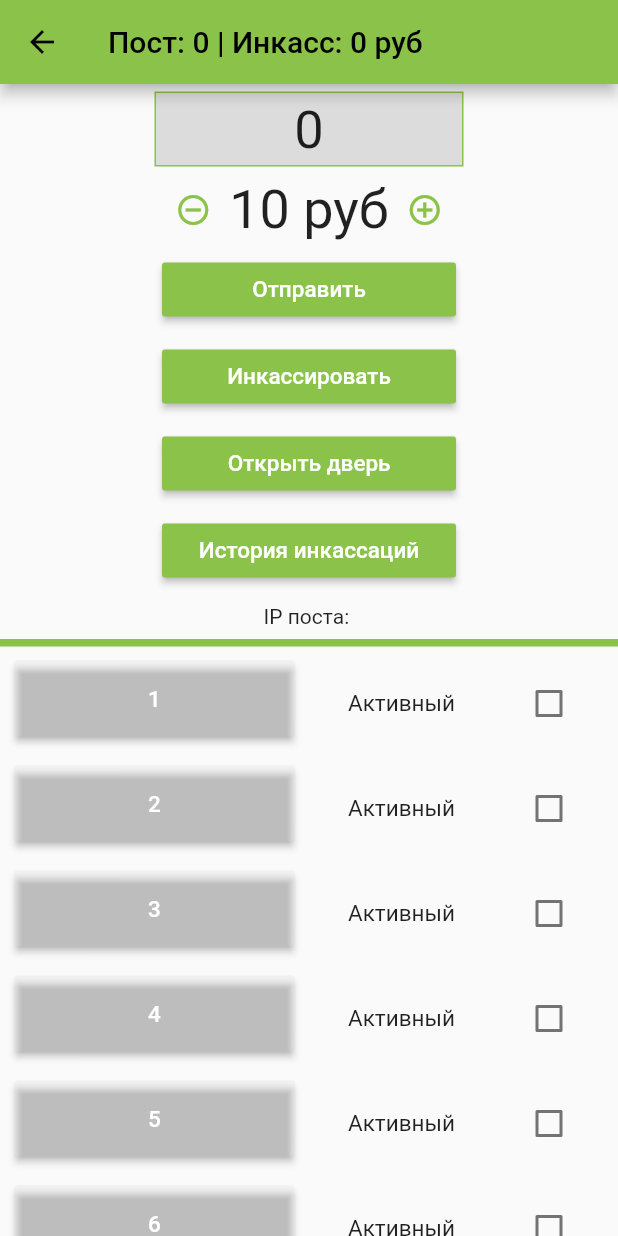
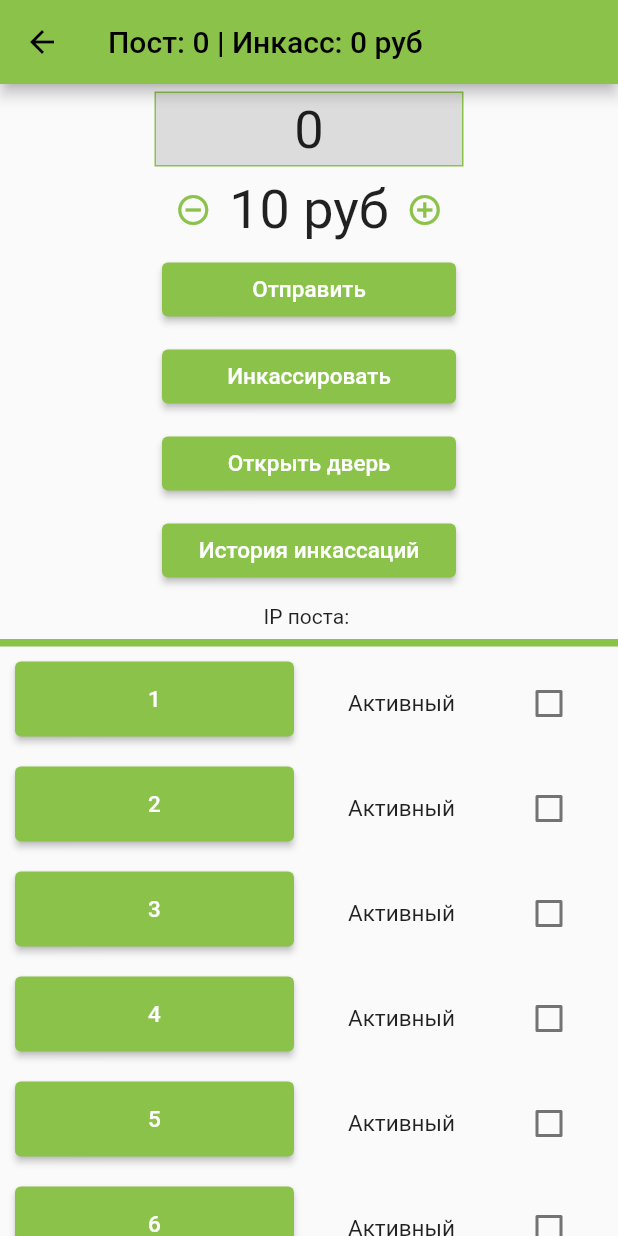
Before and after one commit to OpenRbt/mobile-wash-control, a Flutter app: the EditPostMenu screen opened directly with empty values, after a tap on "Открыть дверь", on a phone screen of 412 x 824 dp. Run offline on Flutter 3.47's test engine with Material 2 defaults, Android fonts, the phone set to English and light mode, and no system bars; our stand-ins replace package_info_plus, shared_preferences; missing offline and left inert: dart:ffi, wifi; accounts and stored records are empty; network calls fail.

Commit message:
Edit Snackbar

```diff
--- a/lib/CommonElements.dart
+++ b/lib/CommonElements.dart
@@ -69,17 +69,23 @@ Widget prepareDrawer(BuildContext context, Pages selectedPage, SessionData sessi
                                   content: Text("Выйти из приложения?"),
                                   actionsPadding: EdgeInsets.all(10),
                                   actions: [
-                                    RaisedButton(
+                                    ElevatedButton(
                                       onPressed: () {
                                         exit(0);
                                       },
                                       child: Text("Да"),
                                     ),
-                                    RaisedButton(
-                                      color: Colors.lightGreen,
-                                      textColor: Colors.white,
-                                      disabledColor: Colors.grey,
-                                      disabledTextColor: Colors.black,
+                                    ElevatedButton(
+                                      style: ButtonStyle(
+                                          backgroundColor: MaterialStateProperty.resolveWith((states) {
+                                            if (states.contains(MaterialState.disabled)) { return Colors.grey; }
+                                            return Colors.lightGreen;
+                                          }),
+                                          foregroundColor: MaterialStateProperty.resolveWith((states) {
+                                            if (states.contains(MaterialState.disabled)) { return Colors.black; }
+                                            return Colors.white;
+                                          }),
+                                      ),
                                       onPressed: () {
                                         Navigator.pop(context);
                                       },
@@ -182,7 +188,7 @@ class ValueWrapper {
   ValueWrapper(this.value);
 }
 
-void showInfoSnackBar(GlobalKey<ScaffoldState> scaffoldKey, ValueWrapper isSnackBarActive, String text, Color color) async {
+void showInfoSnackBar(BuildContext context, GlobalKey<ScaffoldState> scaffoldKey, ValueWrapper isSnackBarActive, String text, Color color) async {
   if (isSnackBarActive.value) {
     return;
   }
@@ -193,9 +199,7 @@ void showInfoSnackBar(GlobalKey<ScaffoldState> scaffoldKey, ValueWrapper isSnack
     if (scaffoldKey.currentState == null) return;
   }
   isSnackBarActive.value = true;
-  scaffoldKey.currentState
-  //TODO: refactor showSnackbar
-      .showSnackBar(
+  ScaffoldMessenger.of(context).showSnackBar(
     SnackBar(
       content: Text(
         text ?? ('Успешно выполнено'),
@@ -204,9 +208,7 @@ void showInfoSnackBar(GlobalKey<ScaffoldState> scaffoldKey, ValueWrapper isSnack
       backgroundColor: color ?? Colors.grey,
       duration: Duration(seconds: 2),
     ),
-      )
-      .closed
-      .then((SnackBarClosedReason reason) {
+  ).closed.then((SnackBarClosedReason reason) {
     isSnackBarActive.value = false;
   }).timeout(Duration(seconds: 4), onTimeout: () {
     isSnackBarActive.value = false;
--- a/lib/mobile/AccountsMenu.dart
+++ b/lib/mobile/AccountsMenu.dart
@@ -47,7 +47,7 @@ class _AccountsMenuState extends State<AccountsMenu> {
       setState(() {});
     } catch (e) {
       print("Exception when calling DefaultApi->/users: $e\n");
-      showInfoSnackBar(_scaffoldKey, _isSnackBarActive, "Произошла ошибка при запросе к api", Colors.red);
+      showInfoSnackBar(context, _scaffoldKey, _isSnackBarActive, "Произошла ошибка при запросе к api", Colors.red);
     }
   }
 
--- a/lib/mobile/AuthPage.dart
+++ b/lib/mobile/AuthPage.dart
@@ -52,11 +52,11 @@ class _AuthPageState extends State<AuthPage> {
       _loadPage();
     } on ApiException catch (e) {
       if (e.code == 401) {
-        showInfoSnackBar(_scaffoldKey, _isSnackBarActive, "Неверные данные", Colors.red);
+        showInfoSnackBar(context, _scaffoldKey, _isSnackBarActive, "Неверные данные", Colors.red);
       }
     } catch (e) {
       if (!(e is ApiException)) {
-        showInfoSnackBar(_scaffoldKey, _isSnackBarActive, "Невозможно авторизоваться", Colors.red);
+        showInfoSnackBar(context, _scaffoldKey, _isSnackBarActive, "Невозможно авторизоваться", Colors.red);
       }
       print("Exception when calling DefaultApi->/user: $e\n");
     }
--- a/lib/mobile/IncassationHistory.dart
+++ b/lib/mobile/IncassationHistory.dart
@@ -58,7 +58,7 @@ class _IncassationHistoryState extends State<IncassationHistory> {
     } on ApiException catch (e) {
       if (e.code != 404) {
         print("Exception when calling DefaultApi->/station-collection-report-dates: $e\n");
-        showInfoSnackBar(_scaffoldKey, _isSnackBarActive, "Произошла ошибка при запросе к api", Colors.red);
+        showInfoSnackBar(context, _scaffoldKey, _isSnackBarActive, "Произошла ошибка при запросе к api", Colors.red);
       } else {}
     } catch (e) {
       if (!(e is ApiException)) {
--- a/lib/mobile/MotorMenu.dart
+++ b/lib/mobile/MotorMenu.dart
@@ -78,7 +78,7 @@ class _MotorMenuState extends State<MotorMenu> {
     } on ApiException catch (e) {
       if (e.code != 404) {
         print("Exception when calling DefaultApi->/station-report-dates: $e\n");
-        showInfoSnackBar(_scaffoldKey, _isSnackBarActive, "Произошла ошибка при запросе к api", Colors.red);
+        showInfoSnackBar(context, _scaffoldKey, _isSnackBarActive, "Произошла ошибка при запросе к api", Colors.red);
       } else {}
     } catch (e) {
       if (!(e is ApiException)) {
--- a/lib/mobile/PostMenuEdit.dart
+++ b/lib/mobile/PostMenuEdit.dart
@@ -90,7 +90,7 @@ class _EditPostMenuState extends State<EditPostMenu> with RouteAware {
       _unpackNames();
     } catch (e) {
       print("Exception when calling DefaultApi->/station-button: $e\n");
-      showInfoSnackBar(_scaffoldKey, _isSnackBarActive, "Произошла ошибка при запросе к api", Colors.red);
+      showInfoSnackBar(context, _scaffoldKey, _isSnackBarActive, "Произошла ошибка при запросе к api", Colors.red);
     }
   }
 
@@ -123,7 +123,7 @@ class _EditPostMenuState extends State<EditPostMenu> with RouteAware {
     } on ApiException catch (e) {
       if (e.code != 404) {
         print("Exception when calling DefaultApi->/station-report-current-money: $e\n");
-        showInfoSnackBar(_scaffoldKey, _isSnackBarActive, "Произошла ошибка при запросе к api", Colors.red);
+        showInfoSnackBar(context, _scaffoldKey, _isSnackBarActive, "Произошла ошибка при запросе к api", Colors.red);
       }
     } catch (e) {
       if (!(e is ApiException)) {
@@ -173,7 +173,7 @@ class _EditPostMenuState extends State<EditPostMenu> with RouteAware {
       var res = await postMenuArgs.sessionData.client.addServiceAmount(args);
     } catch (e) {
       print("Exception when calling DefaultApi->/add-service-amount: $e\n");
-      showInfoSnackBar(_scaffoldKey, _isSnackBarActive, "Произошла ошибка при запросе к api", Colors.red);
+      showInfoSnackBar(context, _scaffoldKey, _isSnackBarActive, "Произошла ошибка при запросе к api", Colors.red);
     }
   }
 
@@ -193,7 +193,7 @@ class _EditPostMenuState extends State<EditPostMenu> with RouteAware {
         });
       } catch (e) {
         print("Exception when calling DefaultApi->runProgram in EditPostMenu: $e\n");
-        showInfoSnackBar(_scaffoldKey, _isSnackBarActive, "Произошла ошибка при запросе к api", Colors.red);
+        showInfoSnackBar(context, _scaffoldKey, _isSnackBarActive, "Произошла ошибка при запросе к api", Colors.red);
       }
     } else {
       try {
@@ -209,7 +209,7 @@ class _EditPostMenuState extends State<EditPostMenu> with RouteAware {
         });
       } catch (e) {
         print("Exception when calling DefaultApi->runProgram in EditPostMenu: $e\n");
-        showInfoSnackBar(_scaffoldKey, _isSnackBarActive, "Произошла ошибка при запросе к api", Colors.red);
+        showInfoSnackBar(context, _scaffoldKey, _isSnackBarActive, "Произошла ошибка при запросе к api", Colors.red);
       }
     }
   }
@@ -340,13 +340,18 @@ class _EditPostMenuState extends State<EditPostMenu> with RouteAware {
         Container(
           padding: EdgeInsets.all(5),
           width: isPortrait ? screenW / 2 : screenW / 3 - 20,
-          child: RaisedButton(
-            color: Colors.lightGreen,
-            textColor: Colors.white,
-            disabledColor: Colors.grey,
-            disabledTextColor: Colors.black,
-            padding: EdgeInsets.all(8.0),
-            splashColor: Colors.lightGreenAccent,
+          child: ElevatedButton(
+            style: ButtonStyle(
+                backgroundColor: MaterialStateProperty.resolveWith((states) {
+                  if (states.contains(MaterialState.disabled)) { return Colors.grey; }
+                  return Colors.lightGreen;
+                }),
+                foregroundColor: MaterialStateProperty.resolveWith((states) {
+                  if (states.contains(MaterialState.disabled)) { return Colors.black; }
+                  return Colors.white;
+                }),
+                overlayColor: MaterialStateProperty.all(Colors.lightGreenAccent)
+            ),
             child: Text(
               "Отправить",
               style: TextStyle(fontSize: 15),
@@ -359,13 +364,18 @@ class _EditPostMenuState extends State<EditPostMenu> with RouteAware {
         Container(
           padding: EdgeInsets.all(5),
           width: isPortrait ? screenW / 2 : screenW / 3 - 20,
-          child: RaisedButton(
-            color: Colors.lightGreen,
-            textColor: Colors.white,
-            disabledColor: Colors.grey,
-            disabledTextColor: Colors.black,
-            padding: EdgeInsets.all(8.0),
-            splashColor: Colors.lightGreenAccent,
+          child: ElevatedButton(
+            style: ButtonStyle(
+                backgroundColor: MaterialStateProperty.resolveWith((states) {
+                  if (states.contains(MaterialState.disabled)) { return Colors.grey; }
+                  return Colors.lightGreen;
+                }),
+                foregroundColor: MaterialStateProperty.resolveWith((states) {
+                  if (states.contains(MaterialState.disabled)) { return Colors.black; }
+                  return Colors.white;
+                }),
+                overlayColor: MaterialStateProperty.all(Colors.lightGreenAccent)
+            ),
             child: Text(
               "Инкассировать",
               style: TextStyle(fontSize: 15),
@@ -378,11 +388,17 @@ class _EditPostMenuState extends State<EditPostMenu> with RouteAware {
                   content: Text("Вы уверены?"),
                   actionsPadding: EdgeInsets.all(10),
                   actions: [
-                    RaisedButton(
-                      color: Colors.lightGreen,
-                      textColor: Colors.white,
-                      disabledColor: Colors.grey,
-                      disabledTextColor: Colors.black,
+                    ElevatedButton(
+                      style: ButtonStyle(
+                          backgroundColor: MaterialStateProperty.resolveWith((states) {
+                            if (states.contains(MaterialState.disabled)) { return Colors.grey; }
+                            return Colors.lightGreen;
+                          }),
+                          foregroundColor: MaterialStateProperty.resolveWith((states) {
+                            if (states.contains(MaterialState.disabled)) { return Colors.black; }
+                            return Colors.white;
+                          }),
+                      ),
                       onPressed: () async {
                         try {
                           var args = ArgSaveCollection(
@@ -392,25 +408,31 @@ class _EditPostMenuState extends State<EditPostMenu> with RouteAware {
                         } on ApiException catch (e) {
                           if (e.code == 401) {
                             print("Exception when calling DefaultApi->/save-collection: $e\n");
-                            showInfoSnackBar(_scaffoldKey, _isSnackBarActive, "Нет доступа", Colors.red);
+                            showInfoSnackBar(context, _scaffoldKey, _isSnackBarActive, "Нет доступа", Colors.red);
                           } else {
-                            showInfoSnackBar(_scaffoldKey, _isSnackBarActive, "Произошла ошибка при запросе к api", Colors.red);
+                            showInfoSnackBar(context, _scaffoldKey, _isSnackBarActive, "Произошла ошибка при запросе к api", Colors.red);
                           }
                         } catch (e) {
                           if (!(e is ApiException)) {
                             print("Other Exception: $e\n");
                           }
                         }
-                        showInfoSnackBar(_scaffoldKey, _isSnackBarActive, "Пост проинкассирован", Colors.green);
+                        showInfoSnackBar(context, _scaffoldKey, _isSnackBarActive, "Пост проинкассирован", Colors.green);
                         Navigator.pop(context);
                       },
                       child: Text("Да"),
                     ),
-                    RaisedButton(
-                      color: Colors.white,
-                      textColor: Colors.black,
-                      disabledColor: Colors.grey,
-                      disabledTextColor: Colors.black,
+                    ElevatedButton(
+                      style: ButtonStyle(
+                          backgroundColor: MaterialStateProperty.resolveWith((states) {
+                            if (states.contains(MaterialState.disabled)) { return Colors.grey; }
+                            return Colors.white;
+                          }),
+                          foregroundColor: MaterialStateProperty.resolveWith((states) {
+                            if (states.contains(MaterialState.disabled)) { return Colors.black; }
+                            return Colors.black;
+                          }),
+                      ),
                       onPressed: () {
                         Navigator.pop(context);
                       },
@@ -425,13 +447,18 @@ class _EditPostMenuState extends State<EditPostMenu> with RouteAware {
         Container(
           padding: EdgeInsets.all(5),
           width: isPortrait ? screenW / 2 : screenW / 3 - 20,
-          child: RaisedButton(
-            color: Colors.lightGreen,
-            textColor: Colors.white,
-            disabledColor: Colors.grey,
-            disabledTextColor: Colors.black,
-            padding: EdgeInsets.all(8.0),
-            splashColor: Colors.lightGreenAccent,
+          child: ElevatedButton(
+            style: ButtonStyle(
+                backgroundColor: MaterialStateProperty.resolveWith((states) {
+                  if (states.contains(MaterialState.disabled)) { return Colors.grey; }
+                  return Colors.lightGreen;
+                }),
+                foregroundColor: MaterialStateProperty.resolveWith((states) {
+                  if (states.contains(MaterialState.disabled)) { return Colors.black; }
+                  return Colors.white;
+                }),
+                overlayColor: MaterialStateProperty.all(Colors.lightGreenAccent)
+            ),
             child: Text(
               "Открыть дверь",
               style: TextStyle(fontSize: 15),
@@ -444,7 +471,7 @@ class _EditPostMenuState extends State<EditPostMenu> with RouteAware {
                 var res = postMenuArgs.sessionData.client.openStation(args);
               } catch (e) {
                 print("Exception when calling DefaultApi->/open-station: $e\n");
-                showInfoSnackBar(_scaffoldKey, _isSnackBarActive, "Произошла ошибка при запросе к api", Colors.red);
+                showInfoSnackBar(context, _scaffoldKey, _isSnackBarActive, "Произошла ошибка при запросе к api", Colors.red);
               }
             },
           ),
@@ -452,13 +479,18 @@ class _EditPostMenuState extends State<EditPostMenu> with RouteAware {
         Container(
           padding: EdgeInsets.all(5),
           width: isPortrait ? screenW / 2 : screenW / 3 - 20,
-          child: RaisedButton(
-            color: Colors.lightGreen,
-            textColor: Colors.white,
-            disabledColor: Colors.grey,
-            disabledTextColor: Colors.black,
-            padding: EdgeInsets.all(8.0),
-            splashColor: Colors.lightGreenAccent,
+          child: ElevatedButton(
+            style: ButtonStyle(
+                backgroundColor: MaterialStateProperty.resolveWith((states) {
+                  if (states.contains(MaterialState.disabled)) { return Colors.grey; }
+                  return Colors.lightGreen;
+                }),
+                foregroundColor: MaterialStateProperty.resolveWith((states) {
+                  if (states.contains(MaterialState.disabled)) { return Colors.black; }
+                  return Colors.white;
+                }),
+                overlayColor: MaterialStateProperty.all(Colors.lightGreenAccent)
+            ),
             child: Text(
               "История инкассаций",
               style: TextStyle(fontSize: 15),
@@ -540,12 +572,17 @@ class _EditPostMenuState extends State<EditPostMenu> with RouteAware {
   }
 
   Widget _getListButton(int index, PostMenuArgs postMenuArgs) {
-    return new RaisedButton(
-      color: Colors.white10,
-      textColor: Colors.white,
-      disabledColor: Colors.grey,
-      disabledTextColor: Colors.black,
-      splashColor: Colors.lightGreenAccent,
+    return new ElevatedButton(
+      style: ButtonStyle(
+          backgroundColor: MaterialStateProperty.resolveWith((states) {
+            if (states.contains(MaterialState.disabled)) { return Colors.grey; }
+            return Colors.lightGreen;
+          }),
+          foregroundColor: MaterialStateProperty.resolveWith((states) {
+            if (states.contains(MaterialState.disabled)) { return Colors.black; }
+            return Colors.white;
+          }),
+      ),
       onPressed: () async {
         //_programButtonListener(index, postMenuArgs);
       },
--- a/lib/mobile/ProgramMenuEdit.dart
+++ b/lib/mobile/ProgramMenuEdit.dart
@@ -228,10 +228,10 @@ class _ProgramMenuEditState extends State<ProgramMenuEdit> {
       args.preflightRelays = relaysPreflight;
 
       var res = await programMenuEditArgs.sessionData.client.setProgram(args);
-      showInfoSnackBar(_scaffoldKey, _isSnackBarActive, "Измененеия программы сохранены", Colors.green);
+      showInfoSnackBar(context, _scaffoldKey, _isSnackBarActive, "Измененеия программы сохранены", Colors.green);
     } catch (e) {
       print(e);
-      showInfoSnackBar(_scaffoldKey, _isSnackBarActive, "Не удалось изменить программу", Colors.red);
+      showInfoSnackBar(context, _scaffoldKey, _isSnackBarActive, "Не удалось изменить программу", Colors.red);
     }
     _inUpdate = false;
   }
--- a/lib/mobile/SettingsMenu.dart
+++ b/lib/mobile/SettingsMenu.dart
@@ -168,7 +168,7 @@ class _SettingsMenuState extends State<SettingsMenu> {
       setState(() {});
     } catch (e) {
       print("Exception when calling DefaultApi->Status: $e\n");
-      showInfoSnackBar(_scaffoldKey, _isSnackBarActive,
+      showInfoSnackBar(context, _scaffoldKey, _isSnackBarActive,
           "Произошла ошибка при запросе к api", Colors.red);
     }
     setState(() {});
@@ -495,7 +495,7 @@ class _SettingsMenuState extends State<SettingsMenu> {
                     _timeZone = val;
                   } catch (e) {
                     print(e);
-                    showInfoSnackBar(_scaffoldKey, _isSnackBarActive,
+                    showInfoSnackBar(context, _scaffoldKey, _isSnackBarActive,
                         "Не удалось изменить таймзону", Colors.red);
                   }
                   setState(() {});
--- a/lib/mobile/SettingsMenuKasse.dart
+++ b/lib/mobile/SettingsMenuKasse.dart
@@ -90,10 +90,10 @@ class _SettingsMenuKasseState extends State<SettingsMenuKasse> {
       args.cashierINN = _inputControllers[2].value.text;
 
       var res = await sessionData.client.setKasse(args);
-      showInfoSnackBar(_scaffoldKey, _isSnackBarActive, "Настройки кассы сохрианены", Colors.green);
+      showInfoSnackBar(context, _scaffoldKey, _isSnackBarActive, "Настройки кассы сохрианены", Colors.green);
     } catch (e) {
       print("Exception when calling DefaultApi->set-kasse: $e\n");
-      showInfoSnackBar(_scaffoldKey, _isSnackBarActive, "Не удалось сохранить настройки кассы", Colors.red);
+      showInfoSnackBar(context, _scaffoldKey, _isSnackBarActive, "Не удалось сохранить настройки кассы", Colors.red);
     }
     _inUpdate = false;
   }
--- a/lib/mobile/StatisticsMenu.dart
+++ b/lib/mobile/StatisticsMenu.dart
@@ -56,7 +56,7 @@ class _StatisticsMenuState extends State<StatisticsMenu> {
       } on ApiException catch (e) {
         if (e.code != 404) {
           print("Exception when calling DefaultApi->/station-report-dates: $e\n");
-          showInfoSnackBar(_scaffoldKey, _isSnackBarActive, "Произошла ошибка при запросе к api", Colors.red);
+          showInfoSnackBar(context, _scaffoldKey, _isSnackBarActive, "Произошла ошибка при запросе к api", Colors.red);
         } else {}
       } catch (e) {
         if (!(e is ApiException)) {
@@ -71,7 +71,7 @@ class _StatisticsMenuState extends State<StatisticsMenu> {
       } on ApiException catch (e) {
         if (e.code != 404) {
           print("Exception when calling DefaultApi->/station-report-dates: $e\n");
-          showInfoSnackBar(_scaffoldKey, _isSnackBarActive, "Произошла ошибка при запросе к api", Colors.red);
+          showInfoSnackBar(context, _scaffoldKey, _isSnackBarActive, "Произошла ошибка при запросе к api", Colors.red);
         } else {
           var tmp = StationReport();
           tmp.moneyReport = MoneyReport();
```
Also changed, not shown: lib/mobile/AccountsMenuAdd.dart (+5 -5 lines), lib/mobile/AccountsMenuEdit.dart (+7 -7 lines), lib/mobile/ProgramMenuAdd.dart (+14 -8 lines), lib/mobile/SettingsDefaultConfigs.dart (+23 -11 lines), lib/mobile/SettingsMenuPost.dart (+6 -6 lines), pubspec.lock. Lines whose indentation alone changed are shown as unchanged.
